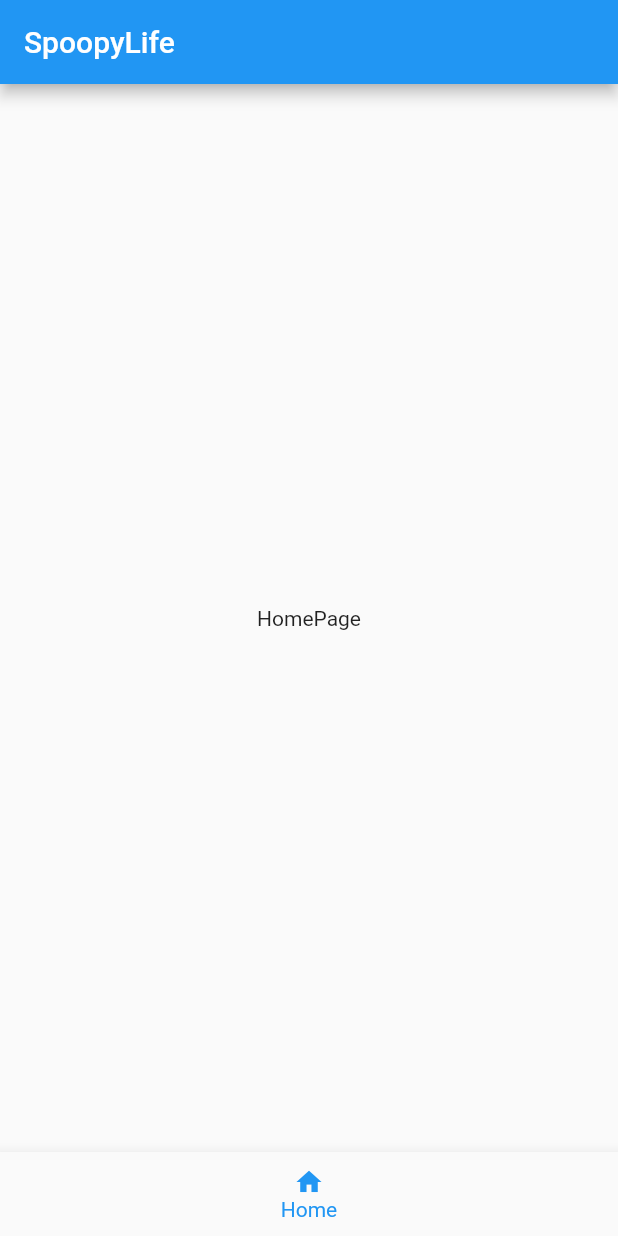
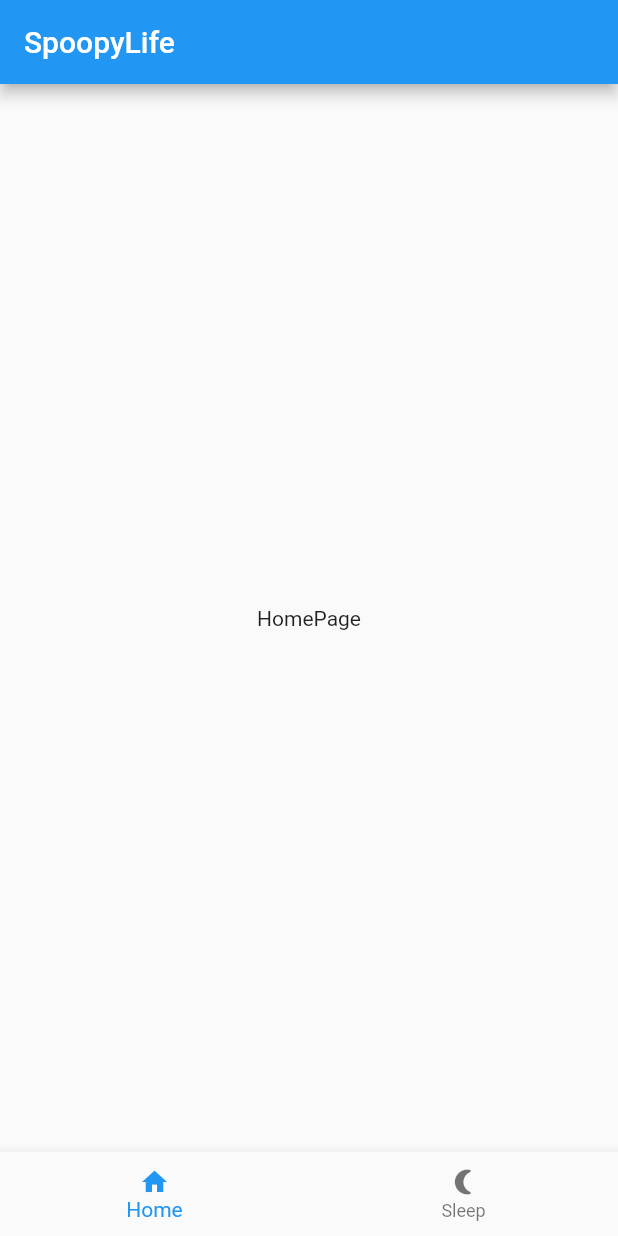
Before and after one commit to Slupshi/spoopy_life, a Flutter app: the screen it shows after launch, on a phone screen of 412 x 824 dp. Run offline on Flutter 3.47's test engine with Material 2 defaults, Android fonts, the phone set to English and light mode, and no system bars; our stand-ins replace go_router.

Commit message:
feat: navigation

```diff
--- a/lib/presentations/navigations/router/router.dart
+++ b/lib/presentations/navigations/router/router.dart
@@ -3,63 +3,24 @@ import 'dart:io';
 import 'package:flutter/material.dart';
 import 'package:go_router/go_router.dart';
 import 'package:spoopy_life/presentations/navigations/router/routes.dart';
+import 'package:spoopy_life/presentations/navigations/widgets/desktop_navigation.dart';
+import 'package:spoopy_life/presentations/navigations/widgets/mobile_navigation.dart';
+
+// private navigators
+final _rootNavigatorKey = GlobalKey<NavigatorState>();
+final _shellNavigatorKey = GlobalKey<NavigatorState>();
 
 final GoRouter router = GoRouter(
   initialLocation: "/home",
+  navigatorKey: _rootNavigatorKey,
   routes: [
     ShellRoute(
+      navigatorKey: _shellNavigatorKey,
       builder: (context, state, child) {
         if (Platform.isAndroid) {
-          return Scaffold(
-            appBar: AppBar(
-              title: const Text("SpoopyLife"),
-            ),
-            body: Expanded(child: child),
-            bottomNavigationBar: BottomNavigationBar(
-              items: [
-                for (var route in routes)
-                  BottomNavigationBarItem(
-                    icon: Icon(
-                      route.icon,
-                      size: route.iconSize,
-                    ),
-                    label: route.name,
-                  ),
-              ],
-            ),
-          );
+          return MobileNavigation(child: child);
         } else if (Platform.isWindows) {
-          return Scaffold(
-            appBar: AppBar(
-              title: const Text("SpoopyLife"),
-            ),
-            body: Row(
-              children: [
-                Material(
-                  color: Colors.amber,
-                  child: Column(
-                    children: [
-                      for (var route in routes)
-                        Container(
-                          color: ModalRoute.of(context)?.settings.name ==
-                                  route.name
-                              ? Colors.red
-                              : Colors.transparent,
-                          height: 50,
-                          width: 200,
-                          child: Center(
-                            child: Text(route.name),
-                          ),
-                        ),
-                    ],
-                  ),
-                ),
-                Expanded(
-                  child: child,
-                ),
-              ],
-            ),
-          );
+          return DesktopNavigation(child: child);
         } else {
           return const Scaffold(
             body: Center(
--- a/lib/presentations/navigations/router/routes.dart
+++ b/lib/presentations/navigations/router/routes.dart
@@ -3,8 +3,10 @@ import 'dart:io';
 import 'package:flutter/material.dart';
 import 'package:spoopy_life/presentations/home/views/desktop/home_view.dart';
 import 'package:spoopy_life/presentations/home/views/mobile/home_view.dart';
+import 'package:spoopy_life/presentations/sleep/desktop/sleep_view.dart';
+import 'package:spoopy_life/presentations/sleep/mobile/sleep_view.dart';
 
-class Route {
+class MyRoute {
   final String name;
   final String path;
 
@@ -13,7 +15,7 @@ class Route {
 
   final Widget child;
 
-  const Route({
+  const MyRoute({
     required this.name,
     required this.path,
     required this.icon,
@@ -22,14 +24,23 @@ class Route {
   });
 }
 
-final List<Route> routes = [
-  Route(
+final List<MyRoute> routes = [
+  MyRoute(
     name: "Home",
     path: "/home",
     icon: Icons.home,
     child: _child(
       mobileChild: const HomeViewMobile(),
       desktopChild: const HomeViewDesktop(),
+    ),
+  ),
+  MyRoute(
+    name: "Sleep",
+    path: "/sleep",
+    icon: Icons.nightlight_round,
+    child: _child(
+      mobileChild: const SleepViewMobile(),
+      desktopChild: const SleepViewDesktop(),
     ),
   ),
 ];
@@ -39,7 +50,7 @@ Widget _child({
   required Widget desktopChild,
 }) {
   if (Platform.isAndroid || Platform.isIOS) {
-    return Expanded(child: mobileChild);
+    return mobileChild;
   } else if (Platform.isWindows || Platform.isMacOS || Platform.isLinux) {
     return Expanded(child: desktopChild);
   } else {
--- /dev/null
+++ b/lib/presentations/navigations/widgets/mobile_navigation.dart
@@ -0,0 +1,55 @@
+import 'package:flutter/material.dart';
+import 'package:go_router/go_router.dart';
+import 'package:spoopy_life/presentations/navigations/router/routes.dart';
+
+class MobileNavigation extends StatefulWidget {
+  final Widget child;
+  const MobileNavigation({
+    super.key,
+    required this.child,
+  });
+
+  @override
+  State<StatefulWidget> createState() => _MobileNavigationState();
+}
+
+class _MobileNavigationState extends State<MobileNavigation> {
+  int get _currentIndex => _locationToIndex(GoRouter.of(context).location);
+
+  int _locationToIndex(String location) {
+    final index = routes.indexWhere((t) => location.startsWith(t.path));
+    // if index not found (-1), return 0
+    return index < 0 ? 0 : index;
+  }
+
+  // callback used to navigate to the desired tab
+  void _onItemTapped(BuildContext context, int index) {
+    if (index != _currentIndex) {
+      context.go(routes[index].path);
+    }
+  }
+
+  @override
+  Widget build(BuildContext context) {
+    return Scaffold(
+      appBar: AppBar(
+        title: const Text("SpoopyLife"),
+      ),
+      body: widget.child,
+      bottomNavigationBar: BottomNavigationBar(
+        currentIndex: _currentIndex,
+        onTap: (index) => _onItemTapped(context, index),
+        items: [
+          for (var route in routes)
+            BottomNavigationBarItem(
+              icon: Icon(
+                route.icon,
+                size: route.iconSize,
+              ),
+              label: route.name,
+            ),
+        ],
+      ),
+    );
+  }
+}
```
Also changed, not shown: lib/presentations/navigations/widgets/desktop_navigation.dart (added, +70 -0 lines), lib/presentations/sleep/desktop/sleep_view.dart (added, +12 -0 lines), lib/presentations/sleep/mobile/sleep_view.dart (added, +12 -0 lines).
